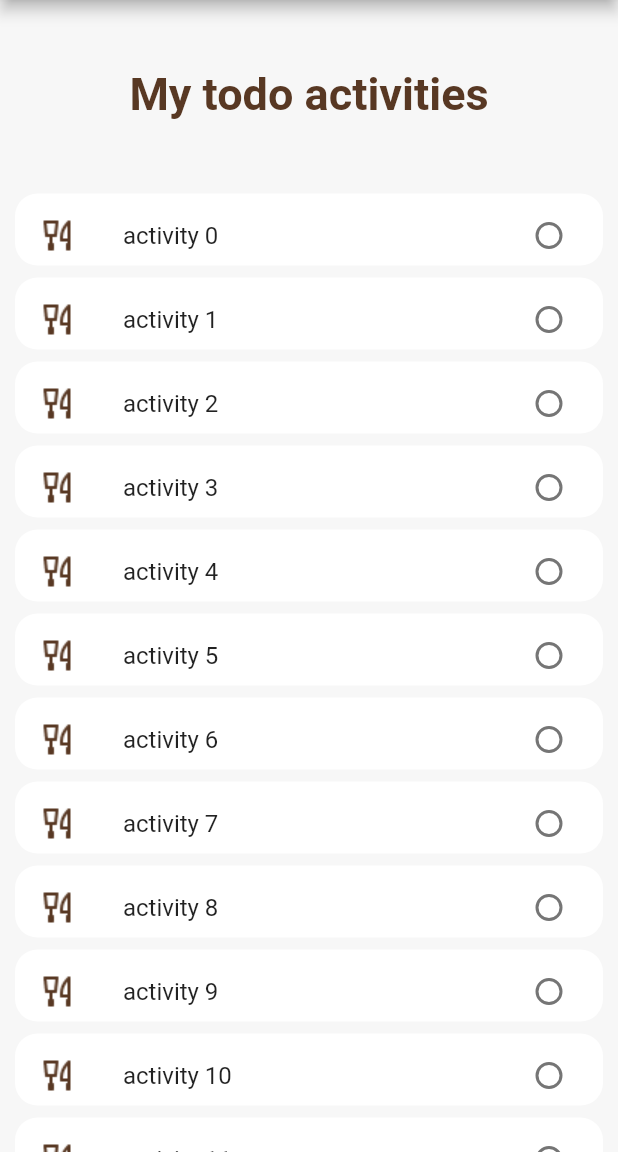
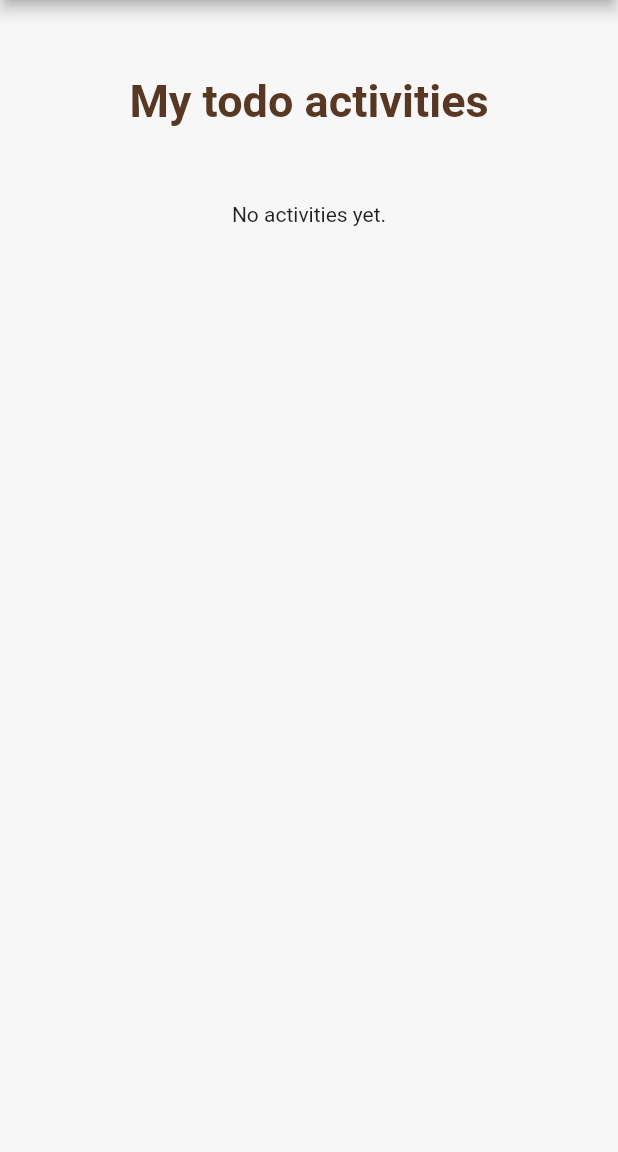
Before and after one commit to JeanDeboutGat/Boring-mobile-app, a Flutter app: the screen it shows after launch, after a tap on the "checklist rtl" icon, on a phone screen of 412 x 824 dp, the part 84-1236 px from its top. Run offline on Flutter 3.47's test engine with Material 2 defaults, Android fonts, the light colour scheme and no system bars; our stand-ins replace get_it, toggle_switch.

Commit message:
feat(todoList): pass data to service using getIt dependencies and do some code enhancement

```diff
--- a/lib/main.dart
+++ b/lib/main.dart
@@ -1,4 +1,5 @@
 import 'package:flutter/material.dart';
+import 'package:me_bored/services/service.locator.dart';
 import 'package:me_bored/views/HomeWidget.dart';
 import 'package:me_bored/views/LoadingAppWidget.dart';
 import 'package:me_bored/views/TodoListWidget.dart';
@@ -6,6 +7,7 @@ import 'package:me_bored/views/filterWidget.dart';
 
 
 void main() {
+  setupServiceLocator();
   runApp(MaterialApp(
       initialRoute: '/',
       routes: {
--- a/lib/models/filter.dart
+++ b/lib/models/filter.model.dart
@@ -1,4 +1,4 @@
-import 'activity.dart';
+import 'activity.model.dart';
 
 class FilterItem {
   TypeActivity type;
--- /dev/null
+++ b/lib/services/service.locator.dart
@@ -0,0 +1,8 @@
+import 'package:get_it/get_it.dart';
+import 'package:me_bored/services/todolist.service.dart';
+
+final getIt = GetIt.instance;
+
+setupServiceLocator() {
+  getIt.registerLazySingleton<TodoListService>(() => TodoListService());
+}
--- /dev/null
+++ b/lib/services/todolist.service.dart
@@ -0,0 +1,13 @@
+import '../models/todo.model.dart';
+
+class TodoListService {
+  List<Todo> todoList = [];
+
+  void add(Todo todo) {
+    todoList.add(todo);
+  }
+
+  List<Todo> getList() {
+    return todoList;
+  }
+}
--- a/lib/views/HomeWidget.dart
+++ b/lib/views/HomeWidget.dart
@@ -1,9 +1,12 @@
 import 'package:flutter/material.dart';
 import 'package:me_bored/constants.dart';
+import 'package:me_bored/services/todolist.service.dart';
 
+import '../models/todo.model.dart';
+import '../services/service.locator.dart';
 import 'CustomAppBarWidget.dart';
 import 'SwipableCategoryWidget.dart';
-import '../models/activity.dart';
+import '../models/activity.model.dart';
 
 final ACCESSIBILITY_MAX = 3;
 final COST_MAX = 3;
@@ -19,6 +22,7 @@ class HomeWidget extends StatefulWidget {
 
 class _HomeWidgetState extends State<HomeWidget> {
   Activity activity = Activity(TypeActivity.cooking, Participants.group, 1, 2);
+  TodoListService todoListService =  getIt<TodoListService>();
 
   @override
   Widget build(BuildContext context) {
@@ -128,6 +132,7 @@ class _HomeWidgetState extends State<HomeWidget> {
                     FloatingActionButton(
                       backgroundColor: const Color(COLORS.secondary),
                       onPressed: () {
+                        todoListService.add(Todo(activity.type.name, "assets/${activity.type.name}.png", false));
                         const snackBar = SnackBar(
                           content: Text('Your activity is added in todo-list', style: TextStyle(color: Colors.black)),
                           behavior: SnackBarBehavior.floating,
--- a/lib/views/TodoListWidget.dart
+++ b/lib/views/TodoListWidget.dart
@@ -1,13 +1,15 @@
 import 'package:flutter/material.dart';
 import 'package:me_bored/constants.dart';
 
-import '../models/todo.dart';
+import '../models/todo.model.dart';
+import '../services/service.locator.dart';
+import '../services/todolist.service.dart';
 import 'CustomAppBarWidget.dart';
 
 class TodoListWidget extends StatefulWidget {
   TodoListWidget({super.key});
 
-  final List<Todo> todos = List<Todo>.generate(50, (i) => Todo("activity ${i}", "assets/cooking.png", false));
+  TodoListService todoListService = getIt<TodoListService>();
 
   @override
   State<StatefulWidget> createState() {
@@ -16,6 +18,8 @@ class TodoListWidget extends StatefulWidget {
 }
 
 class _TodoListWidgetState extends State<TodoListWidget> {
+  late final List<Todo> todos = widget.todoListService.getList();
+
   @override
   Widget build(BuildContext context) {
     return Scaffold(
@@ -23,35 +27,38 @@ class _TodoListWidgetState extends State<TodoListWidget> {
       backgroundColor: const Color(COLORS.accent),
       body: Column(
         children: [
-          const Padding(
-            padding: EdgeInsets.symmetric(vertical: 45),
+
+          const Center(child: Padding(
+            padding: EdgeInsets.symmetric(vertical: 50),
             child: Text("My todo activities", style: TextStyle(fontSize: 30, fontWeight: FontWeight.bold, color: Color(COLORS.primary))),
-          ),
+          )),
+
           Expanded(
               child: Padding(
                   padding: const EdgeInsets.symmetric(horizontal: 10),
-            child: ListView.builder(
-                itemCount: widget.todos.length,
+                  child: todos.isEmpty
+                      ? const Text("No activities yet.")
+                      : ListView.builder(
+                          itemCount: todos.length,
                           prototypeItem: ListTile(
-                  title: Text(widget.todos.first.title),
+                            title: Text(todos.first.title),
                           ),
                           itemBuilder: (context, i) => Padding(
                                 padding: const EdgeInsets.symmetric(vertical: 4),
                                 child: CheckboxListTile(
-                        title: Text(widget.todos[i].title),
-                        value: widget.todos[i].state,
+                                  title: Text(todos[i].title),
+                                  value: todos[i].state,
                                   onChanged: (bool? value) => setState(() {
-                          widget.todos[i].state = value! ? value : false;
+                                    todos[i].state = value! ? value : false;
                                   }),
                                   tileColor: Colors.white,
-                        secondary: Image.asset(widget.todos[i].icon),
+                                  secondary: Image.asset(todos[i].icon),
                                   shape: const RoundedRectangleBorder(borderRadius: BorderRadius.all(Radius.circular(15))),
                                   checkboxShape: const CircleBorder(),
                                   checkColor: const Color(COLORS.checkColor),
                                   activeColor: const Color(COLORS.accent),
                                 ),
-                    )),
-          ))
+                              ))))
         ],
       ),
     );
--- a/lib/views/filterWidget.dart
+++ b/lib/views/filterWidget.dart
@@ -1,8 +1,8 @@
 import 'package:flutter/material.dart';
-import 'package:me_bored/models/activity.dart';
+import 'package:me_bored/models/activity.model.dart';
 import 'package:toggle_switch/toggle_switch.dart';
 
-import '../models/filter.dart';
+import '../models/filter.model.dart';
 import 'CustomAppBarWidget.dart';
 import '../constants.dart';
 
--- a/pubspec.yaml
+++ b/pubspec.yaml
@@ -37,8 +37,7 @@ dependencies:
   # Use with the CupertinoIcons class for iOS style icons.
   cupertino_icons: ^1.0.2
   toggle_switch: ^2.0.1
-
-
+  get_it: ^6.0.0
 dev_dependencies:
   flutter_test:
     sdk: flutter
```
Also changed, not shown: lib/models/activity.model.dart (renamed from lib/models/activity.dart), lib/models/todo.model.dart (renamed from lib/models/todo.dart), pubspec.lock. Lines whose indentation alone changed are shown as unchanged.
